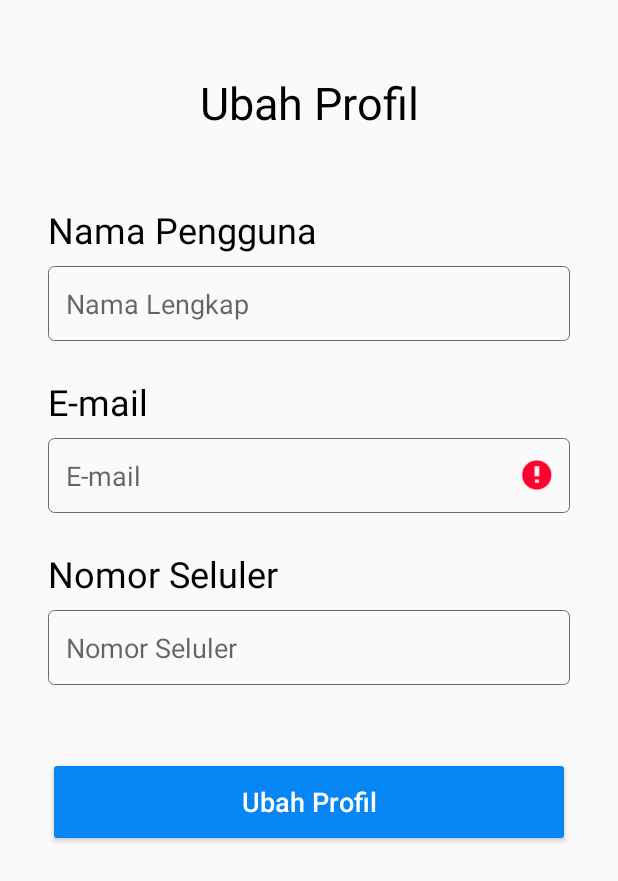
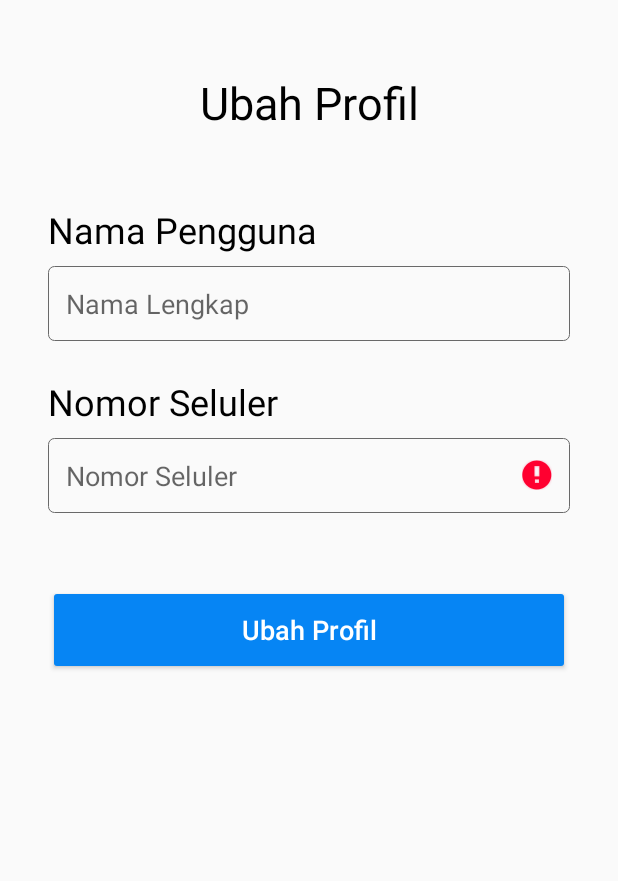
Before and after one commit to kalebwijaya/NitipAja, an Android app: the EditProfileActivity screen opened directly, with no data from a screen before it, after a tap on "Ubah Profil", on a phone screen of 412 x 824 dp. Shown: the top 881 px of the screen. Run offline under Robolectric (Android 15) with nearby library versions, the phone set to English and light mode, and no system bars; our stand-ins replace Firebase (no records; nobody signed in at launch, a user with empty details on screens opened directly).

Commit message:
Edit Profile Correction

```diff
--- a/app/src/main/java/com/example/nitipaja/ui/profile/EditProfileActivity.java
+++ b/app/src/main/java/com/example/nitipaja/ui/profile/EditProfileActivity.java
@@ -25,7 +25,7 @@ import com.google.firebase.database.ValueEventListener;
 
 public class EditProfileActivity extends AppCompatActivity {
 
-    private EditText mUserNewName, mUserNewEmail, mUserNewPhone;
+    private EditText mUserNewName, mUserNewPhone;
     private Button mEditProfile;
 
     private FirebaseUser fUser;
@@ -39,7 +39,6 @@ public class EditProfileActivity extends AppCompatActivity {
         setContentView(R.layout.activity_edit_profile);
 
         mUserNewName = findViewById(R.id.et_edit_profile_fullname);
-        mUserNewEmail = findViewById(R.id.et_edit_profile_email);
         mUserNewPhone = findViewById(R.id.et_edit_profile_phone);
         mEditProfile = findViewById(R.id.btn_edit_profile_edit);
 
@@ -54,7 +53,6 @@ public class EditProfileActivity extends AppCompatActivity {
                     UserModel userModel = postSnapshot.getValue(UserModel.class);
                     if(userModel.getUserID().equals(fAuth.getUid())){
                         currentUserModel = userModel;
-                        mUserNewEmail.setText(userModel.getUserEmail());
                         mUserNewName.setText(userModel.getUserName());
                         mUserNewPhone.setText(userModel.getUserPhonenumber());
                         break;
@@ -71,25 +69,16 @@ public class EditProfileActivity extends AppCompatActivity {
         mEditProfile.setOnClickListener(new View.OnClickListener() {
             @Override
             public void onClick(View v) {
-                String email = mUserNewEmail.getText().toString().trim();
                 String phone = mUserNewPhone.getText().toString().trim();
                 String fullName = mUserNewName.getText().toString().trim();
                 if(validateData()){
-                    currentUserModel.setUserEmail(email);
                     currentUserModel.setUserPhonenumber(phone);
                     currentUserModel.setUserName(fullName);
 
-                    fUser.updateEmail(email).addOnCompleteListener(new OnCompleteListener<Void>() {
-                        @Override
-                        public void onComplete(@NonNull Task<Void> task) {
-                            if(task.isSuccessful()){
-                                databaseReference.child(currentUserModel.getUserID()).setValue(currentUserModel);
-                                Toast.makeText(EditProfileActivity.this,"Sukses Ubah Profil", Toast.LENGTH_SHORT).show();
-                                Intent intent = new Intent(getApplicationContext(), MainActivity.class);
-                                startActivity(intent);
-                            }
-                        }
-                    });
+                    databaseReference.child(currentUserModel.getUserID()).setValue(currentUserModel);
+                    Toast.makeText(EditProfileActivity.this,"Sukses Ubah Profil", Toast.LENGTH_SHORT).show();
+                    Intent intent = new Intent(getApplicationContext(), MainActivity.class);
+                    startActivity(intent);
 
                 }
             }
@@ -98,14 +87,8 @@ public class EditProfileActivity extends AppCompatActivity {
     }
 
     private boolean validateData(){
-        String email = mUserNewEmail.getText().toString().trim();
         String phone = mUserNewPhone.getText().toString().trim();
         String fullName = mUserNewName.getText().toString().trim();
-
-        if(email.isEmpty()){
-            mUserNewEmail.setError("E-mail Tidak Boleh Kosong");
-            return false;
-        }
 
         if(phone.isEmpty()){
             mUserNewPhone.setError("Nomor Tidak Boleh Kosong");
--- a/app/src/main/res/layout/activity_edit_profile.xml
+++ b/app/src/main/res/layout/activity_edit_profile.xml
@@ -37,21 +37,6 @@
         app:layout_constraintEnd_toEndOf="parent"
         app:layout_constraintHorizontal_bias="0.0"
         app:layout_constraintStart_toStartOf="parent"
-        app:layout_constraintTop_toBottomOf="@+id/et_edit_profile_email" />
-
-    <TextView
-        android:id="@+id/textViewName4"
-        android:layout_width="0dp"
-        android:layout_height="wrap_content"
-        android:layout_marginStart="32dp"
-        android:layout_marginTop="24dp"
-        android:layout_marginEnd="32dp"
-        android:text="E-mail"
-        android:textColor="@color/black"
-        android:textSize="24sp"
-        app:layout_constraintEnd_toEndOf="parent"
-        app:layout_constraintHorizontal_bias="0.0"
-        app:layout_constraintStart_toStartOf="parent"
         app:layout_constraintTop_toBottomOf="@+id/et_edit_profile_fullname" />
 
     <EditText
@@ -71,24 +56,6 @@
         app:layout_constraintHorizontal_bias="0.0"
         app:layout_constraintStart_toStartOf="parent"
         app:layout_constraintTop_toBottomOf="@+id/textViewName3" />
-
-    <EditText
-        android:id="@+id/et_edit_profile_email"
-        android:layout_width="0dp"
-        android:layout_height="50dp"
-        android:layout_marginStart="32dp"
-        android:layout_marginTop="8dp"
-        android:layout_marginEnd="32dp"
-        android:background="@drawable/background"
-        android:ems="10"
-        android:hint="E-mail"
-        android:inputType="textEmailAddress"
-        android:paddingLeft="12dp"
-        android:paddingRight="12dp"
-        app:layout_constraintEnd_toEndOf="parent"
-        app:layout_constraintHorizontal_bias="0.0"
-        app:layout_constraintStart_toStartOf="parent"
-        app:layout_constraintTop_toBottomOf="@+id/textViewName4" />
 
     <EditText
         android:id="@+id/et_edit_profile_phone"
```
